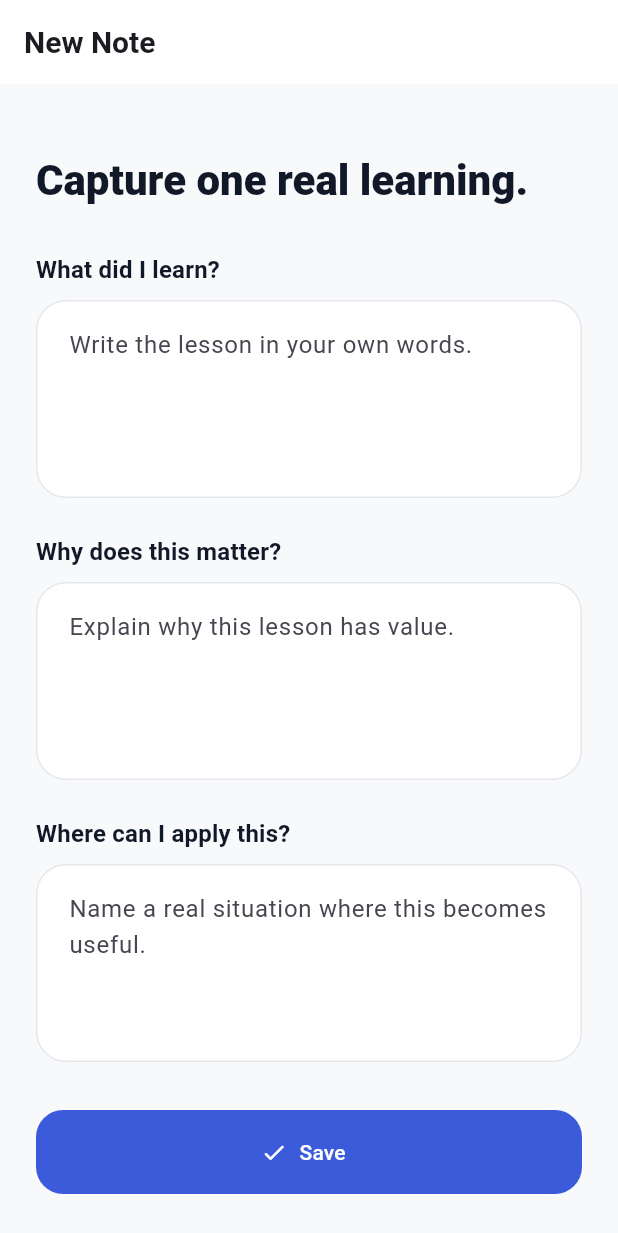
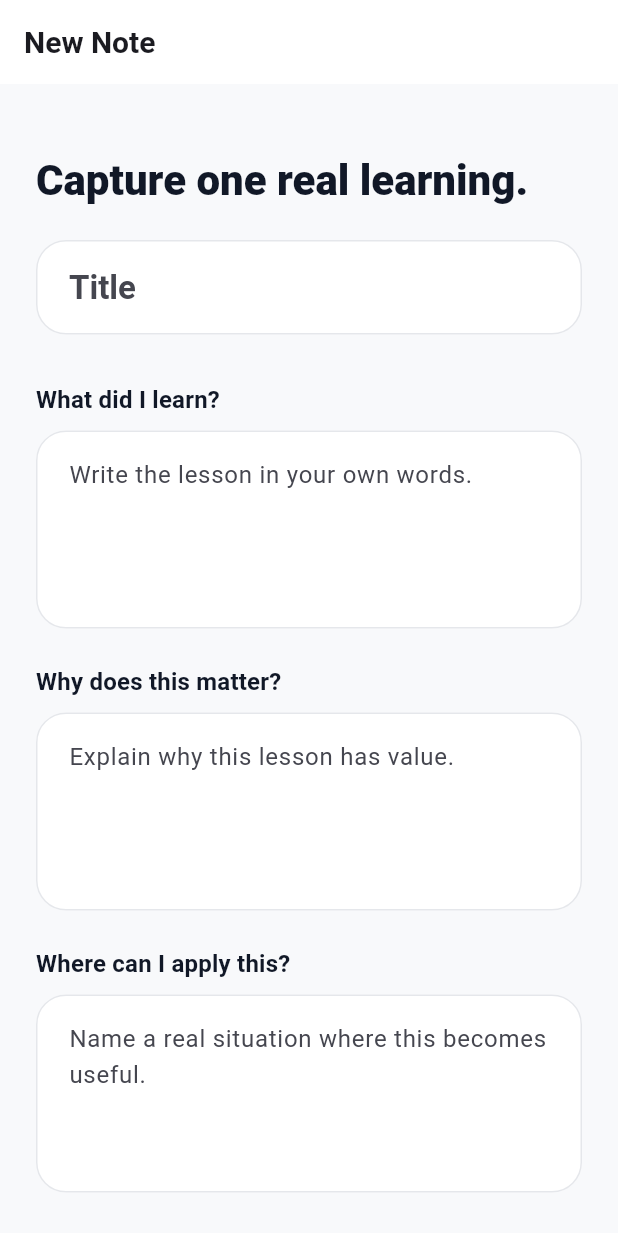
Before and after one commit to LifeTalkMinistry/NoteU, a Flutter app: the NewNoteScreen screen opened by its route, on a phone screen of 412 x 824 dp. Shown: the top 1233 px of the screen. Run offline on Flutter 3.47's test engine with Material 3 defaults, Android fonts, the phone set to English and light mode, and no system bars; our stand-ins replace flutter_riverpod, go_router, hive, hive_flutter; accounts and stored records are empty.

Commit message:
Persist notes from New Note screen

```diff
--- a/lib/features/notes/presentation/screens/new_note_screen.dart
+++ b/lib/features/notes/presentation/screens/new_note_screen.dart
@@ -1,11 +1,71 @@
 import 'package:flutter/material.dart';
+import 'package:go_router/go_router.dart';
+import 'package:hive_flutter/hive_flutter.dart';
+import 'package:uuid/uuid.dart';
 
+import '../../../../app/router/app_routes.dart';
 import '../../../../app/theme/app_spacing.dart';
+import '../../../../core/storage/storage_keys.dart';
 import '../../../../shared/presentation/widgets/learning_input.dart';
 import '../../../../shared/presentation/widgets/primary_button.dart';
+import '../../data/local_note.dart';
 
-class NewNoteScreen extends StatelessWidget {
+class NewNoteScreen extends StatefulWidget {
   const NewNoteScreen({super.key});
+
+  @override
+  State<NewNoteScreen> createState() => _NewNoteScreenState();
+}
+
+class _NewNoteScreenState extends State<NewNoteScreen> {
+  final _titleController = TextEditingController();
+  final _lessonController = TextEditingController();
+  final _matterController = TextEditingController();
+  final _applyController = TextEditingController();
+
+  @override
+  void dispose() {
+    _titleController.dispose();
+    _lessonController.dispose();
+    _matterController.dispose();
+    _applyController.dispose();
+    super.dispose();
+  }
+
+  Future<void> _saveNote() async {
+    final title = _titleController.text.trim();
+    final lesson = _lessonController.text.trim();
+    final matter = _matterController.text.trim();
+    final apply = _applyController.text.trim();
+
+    if (title.isEmpty && lesson.isEmpty && matter.isEmpty && apply.isEmpty) {
+      ScaffoldMessenger.of(context).showSnackBar(
+        const SnackBar(content: Text('Write one lesson before saving.')),
+      );
+      return;
+    }
+
+    final bodyParts = <String>[
+      if (lesson.isNotEmpty) 'What I learned:\n$lesson',
+      if (matter.isNotEmpty) 'Why this matters:\n$matter',
+      if (apply.isNotEmpty) 'Where I can apply this:\n$apply',
+    ];
+
+    final now = DateTime.now();
+    final note = LocalNote(
+      id: const Uuid().v4(),
+      title: title.isNotEmpty ? title : 'Untitled Note',
+      body: bodyParts.join('\n\n'),
+      createdAt: now,
+      updatedAt: now,
+    );
+
+    final notesBox = Hive.box<dynamic>(StorageKeys.notesBox);
+    await notesBox.put(note.id, note.toMap());
+
+    if (!mounted) return;
+    context.go(AppRoutes.myNotes);
+  }
 
   @override
   Widget build(BuildContext context) {
@@ -25,23 +85,33 @@ class NewNoteScreen extends StatelessWidget {
                     'Capture one real learning.',
                     style: Theme.of(context).textTheme.headlineMedium,
                   ),
+                  const SizedBox(height: AppSpacing.lg),
+                  TextField(
+                    controller: _titleController,
+                    textInputAction: TextInputAction.next,
+                    decoration: const InputDecoration(hintText: 'Title'),
+                    style: Theme.of(context).textTheme.headlineSmall,
+                  ),
                   const SizedBox(height: AppSpacing.xl),
-                  const LearningInput(
+                  LearningInput(
                     title: 'What did I learn?',
                     placeholder: 'Write the lesson in your own words.',
+                    controller: _lessonController,
                   ),
                   const SizedBox(height: AppSpacing.lg),
-                  const LearningInput(
+                  LearningInput(
                     title: 'Why does this matter?',
                     placeholder: 'Explain why this lesson has value.',
+                    controller: _matterController,
                   ),
                   const SizedBox(height: AppSpacing.lg),
-                  const LearningInput(
+                  LearningInput(
                     title: 'Where can I apply this?',
                     placeholder: 'Name a real situation where this becomes useful.',
+                    controller: _applyController,
                   ),
                   const SizedBox(height: AppSpacing.xl),
-                  PrimaryButton(label: 'Save', icon: Icons.check_rounded, onPressed: () {}),
+                  PrimaryButton(label: 'Save', icon: Icons.check_rounded, onPressed: _saveNote),
                 ],
               ),
             ),
```
